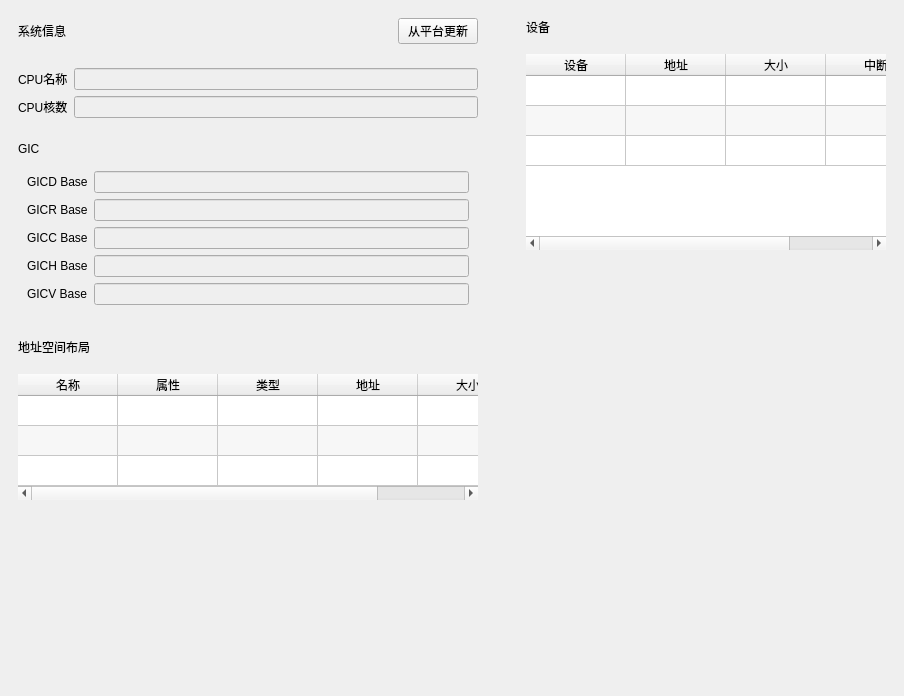
Old version of the form forms/cpu_widget.ui in the repository openeuler-mirror/Jailhouse-gui.
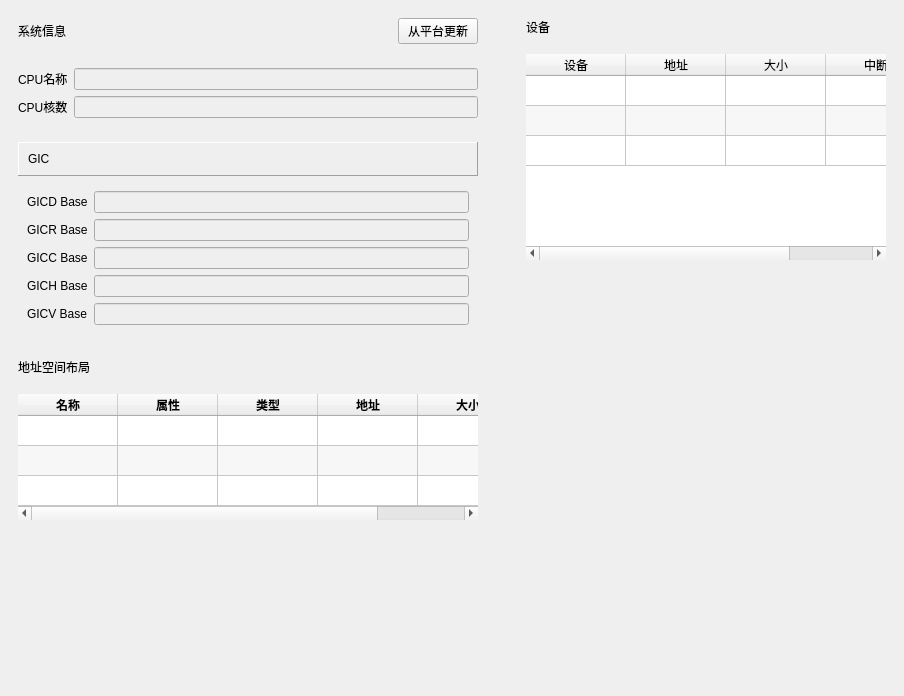
New version of the form.

Commit message:
Add formatting for GIC (Generic Interrupt Controller) configuration display
This commit enhances the GIC configuration display by adding formatting for GIC-related parameters such as interrupt types, priorities, CPU affinities, and distributor settings. The changes include updating the GIC configuration UI to use color-coded indicators for different interrupt states, adding helper methods to format GIC register values into human-readable formats, and ensuring consistent formatting across all GIC-related components such as interrupt tables, distributor settings panels, and CPU affinity masks.

```diff
--- a/forms/cpu_widget.ui
+++ b/forms/cpu_widget.ui
@@ -198,10 +198,28 @@
                   </property>
                   <layout class="QVBoxLayout" name="verticalLayout_3">
                    <item>
-                    <widget class="QLabel" name="label_gic_title">
-                     <property name="text">
-                      <string>GIC</string>
+                    <widget class="QFrame" name="frame_sysinfo_title_2">
+                     <property name="styleSheet">
+                      <string notr="true"/>
                      </property>
+                     <property name="frameShape">
+                      <enum>QFrame::Panel</enum>
+                     </property>
+                     <property name="frameShadow">
+                      <enum>QFrame::Raised</enum>
+                     </property>
+                     <layout class="QHBoxLayout" name="horizontalLayout_8">
+                      <item>
+                       <widget class="QLabel" name="label_sysinfo_4">
+                        <property name="frameShape">
+                         <enum>QFrame::NoFrame</enum>
+                        </property>
+                        <property name="text">
+                         <string>GIC</string>
+                        </property>
+                       </widget>
+                      </item>
+                     </layout>
                     </widget>
                    </item>
                    <item>
@@ -386,26 +404,56 @@
                       <property name="text">
                        <string>名称</string>
                       </property>
+                      <property name="font">
+                       <font>
+                        <weight>75</weight>
+                        <bold>true</bold>
+                       </font>
+                      </property>
                      </column>
                      <column>
                       <property name="text">
                        <string>属性</string>
                       </property>
+                      <property name="font">
+                       <font>
+                        <weight>75</weight>
+                        <bold>true</bold>
+                       </font>
+                      </property>
                      </column>
                      <column>
                       <property name="text">
                        <string>类型</string>
                       </property>
+                      <property name="font">
+                       <font>
+                        <weight>75</weight>
+                        <bold>true</bold>
+                       </font>
+                      </property>
                      </column>
                      <column>
                       <property name="text">
                        <string>地址</string>
                       </property>
+                      <property name="font">
+                       <font>
+                        <weight>75</weight>
+                        <bold>true</bold>
+                       </font>
+                      </property>
                      </column>
                      <column>
                       <property name="text">
                        <string>大小</string>
                       </property>
+                      <property name="font">
+                       <font>
+                        <weight>75</weight>
+                        <bold>true</bold>
+                       </font>
+                      </property>
                      </column>
                     </widget>
                    </item>
```
